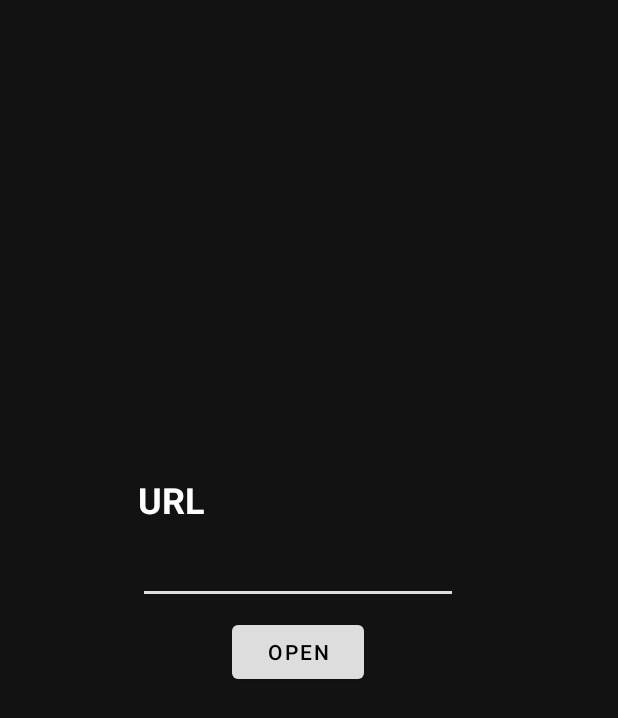
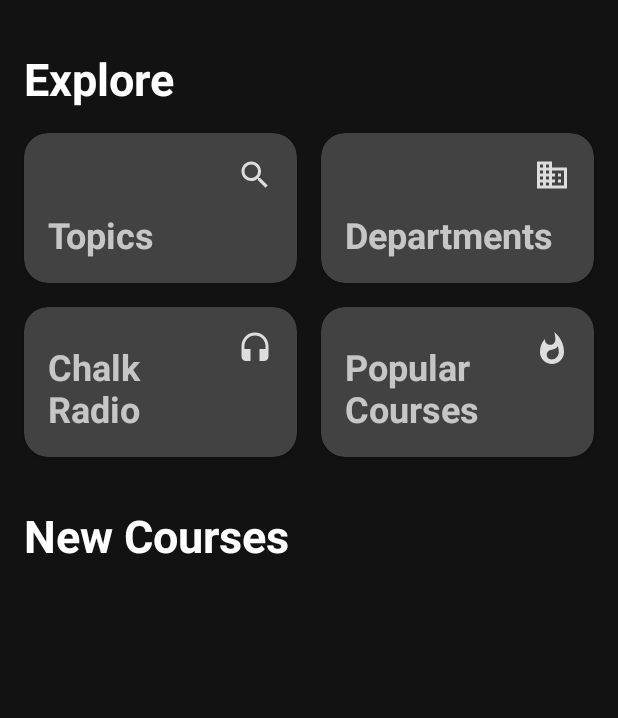
Before and after one commit to yashx/OCW, an Android app: the screen it shows after launch (MainActivity), on a phone screen of 412 x 824 dp. Shown: the top 718 px of the screen. Run offline under Robolectric (Android 15) with nearby library versions, the phone set to English and light mode, and no system bars.

Commit message:
Basic Home UI Added

```diff
--- a/app/src/main/java/com/github/yashx/mit_ocw/activity/MainActivity.java
+++ b/app/src/main/java/com/github/yashx/mit_ocw/activity/MainActivity.java
@@ -16,19 +16,19 @@ public class MainActivity extends AppCompatActivity {
     protected void onCreate(Bundle savedInstanceState) {
         super.onCreate(savedInstanceState);
         final Context c = getApplicationContext();
-        setContentView(R.layout.activity_main);
-        findViewById(R.id.urlButton).setOnClickListener(
-                new View.OnClickListener() {
-                    @Override
-                    public void onClick(View v) {
-                        String s = ((EditText) findViewById(R.id.urlText)).getText().toString();
-                        Intent i;
-//                            i = new Intent(c, CourseActivity.class);
-                            i = new Intent(c, DepartmentActivity.class);
-                        i.putExtra(c.getResources().getString(R.string.urlExtra), s);
-                        startActivity(i);
-                    }
-                }
-        );
+        setContentView(R.layout.activity_home);
+//        findViewById(R.id.urlButton).setOnClickListener(
+//                new View.OnClickListener() {
+//                    @Override
+//                    public void onClick(View v) {
+//                        String s = ((EditText) findViewById(R.id.urlText)).getText().toString();
+//                        Intent i;
+////                            i = new Intent(c, CourseActivity.class);
+//                            i = new Intent(c, DepartmentActivity.class);
+//                        i.putExtra(c.getResources().getString(R.string.urlExtra), s);
+//                        startActivity(i);
+//                    }
+//                }
+//        );
     }
 }
--- /dev/null
+++ b/app/src/main/res/drawable/ic_business_black_24dp.xml
@@ -0,0 +1,5 @@
+<vector android:height="24dp" android:tint="#DDDDDD"
+    android:viewportHeight="24.0" android:viewportWidth="24.0"
+    android:width="24dp" xmlns:android="http://schemas.android.com/apk/res/android">
+    <path android:fillColor="#FF000000" android:pathData="M12,7L12,3L2,3v18h20L22,7L12,7zM6,19L4,19v-2h2v2zM6,15L4,15v-2h2v2zM6,11L4,11L4,9h2v2zM6,7L4,7L4,5h2v2zM10,19L8,19v-2h2v2zM10,15L8,15v-2h2v2zM10,11L8,11L8,9h2v2zM10,7L8,7L8,5h2v2zM20,19h-8v-2h2v-2h-2v-2h2v-2h-2L12,9h8v10zM18,11h-2v2h2v-2zM18,15h-2v2h2v-2z"/>
+</vector>
--- /dev/null
+++ b/app/src/main/res/drawable/ic_headset_black_24dp.xml
@@ -0,0 +1,5 @@
+<vector android:height="24dp" android:tint="#DDDDDD"
+    android:viewportHeight="24.0" android:viewportWidth="24.0"
+    android:width="24dp" xmlns:android="http://schemas.android.com/apk/res/android">
+    <path android:fillColor="#FF000000" android:pathData="M12,1c-4.97,0 -9,4.03 -9,9v7c0,1.66 1.34,3 3,3h3v-8H5v-2c0,-3.87 3.13,-7 7,-7s7,3.13 7,7v2h-4v8h3c1.66,0 3,-1.34 3,-3v-7c0,-4.97 -4.03,-9 -9,-9z"/>
+</vector>
--- /dev/null
+++ b/app/src/main/res/drawable/ic_search_black_24dp.xml
@@ -0,0 +1,5 @@
+<vector android:height="24dp" android:tint="#DDDDDD"
+    android:viewportHeight="24.0" android:viewportWidth="24.0"
+    android:width="24dp" xmlns:android="http://schemas.android.com/apk/res/android">
+    <path android:fillColor="#FF000000" android:pathData="M15.5,14h-0.79l-0.28,-0.27C15.41,12.59 16,11.11 16,9.5 16,5.91 13.09,3 9.5,3S3,5.91 3,9.5 5.91,16 9.5,16c1.61,0 3.09,-0.59 4.23,-1.57l0.27,0.28v0.79l5,4.99L20.49,19l-4.99,-5zM9.5,14C7.01,14 5,11.99 5,9.5S7.01,5 9.5,5 14,7.01 14,9.5 11.99,14 9.5,14z"/>
+</vector>
--- /dev/null
+++ b/app/src/main/res/drawable/ic_whatshot_black_24dp.xml
@@ -0,0 +1,5 @@
+<vector android:height="24dp" android:tint="#DDDDDD"
+    android:viewportHeight="24.0" android:viewportWidth="24.0"
+    android:width="24dp" xmlns:android="http://schemas.android.com/apk/res/android">
+    <path android:fillColor="#FF000000" android:pathData="M13.5,0.67s0.74,2.65 0.74,4.8c0,2.06 -1.35,3.73 -3.41,3.73 -2.07,0 -3.63,-1.67 -3.63,-3.73l0.03,-0.36C5.21,7.51 4,10.62 4,14c0,4.42 3.58,8 8,8s8,-3.58 8,-8C20,8.61 17.41,3.8 13.5,0.67zM11.71,19c-1.78,0 -3.22,-1.4 -3.22,-3.14 0,-1.62 1.05,-2.76 2.81,-3.12 1.77,-0.36 3.6,-1.21 4.62,-2.58 0.39,1.29 0.59,2.65 0.59,4.04 0,2.65 -2.15,4.8 -4.8,4.8z"/>
+</vector>
--- /dev/null
+++ b/app/src/main/res/layout/activity_home.xml
@@ -0,0 +1,246 @@
+<?xml version="1.0" encoding="utf-8"?>
+<androidx.constraintlayout.widget.ConstraintLayout xmlns:android="http://schemas.android.com/apk/res/android"
+    xmlns:app="http://schemas.android.com/apk/res-auto"
+    xmlns:tools="http://schemas.android.com/tools"
+    android:layout_width="match_parent"
+    android:layout_height="match_parent">
+
+    <TextView
+        android:id="@+id/textView3"
+        android:layout_width="0dp"
+        android:layout_height="wrap_content"
+        android:layout_marginStart="16dp"
+        android:layout_marginTop="32dp"
+        android:layout_marginEnd="16dp"
+        android:text="New Courses"
+        android:textColor="@android:color/primary_text_dark"
+        android:textSize="30sp"
+        android:textStyle="bold"
+        app:layout_constraintEnd_toEndOf="parent"
+        app:layout_constraintHorizontal_bias="0.0"
+        app:layout_constraintStart_toStartOf="parent"
+        app:layout_constraintTop_toBottomOf="@+id/cardView4" />
+
+    <TextView
+        android:id="@+id/textView"
+        android:layout_width="0dp"
+        android:layout_height="wrap_content"
+        android:layout_marginStart="16dp"
+        android:layout_marginTop="32dp"
+        android:layout_marginEnd="16dp"
+        android:text="Explore"
+        android:textColor="@android:color/primary_text_dark"
+        android:textSize="30sp"
+        android:textStyle="bold"
+        app:layout_constraintEnd_toEndOf="parent"
+        app:layout_constraintStart_toStartOf="parent"
+        app:layout_constraintTop_toTopOf="parent" />
+
+    <androidx.constraintlayout.widget.Guideline
+        android:id="@+id/guideline2"
+        android:layout_width="wrap_content"
+        android:layout_height="wrap_content"
+        android:orientation="vertical"
+        app:layout_constraintGuide_percent="0.5" />
+
+    <androidx.cardview.widget.CardView
+        android:id="@+id/cardView2"
+        android:layout_width="0dp"
+        android:layout_height="wrap_content"
+        android:layout_marginStart="16dp"
+        android:layout_marginTop="16dp"
+        android:layout_marginEnd="8dp"
+        app:cardCornerRadius="16dp"
+        app:layout_constraintEnd_toStartOf="@+id/guideline2"
+        app:layout_constraintStart_toStartOf="parent"
+        app:layout_constraintTop_toBottomOf="@+id/textView">
+
+        <androidx.constraintlayout.widget.ConstraintLayout
+            android:id="@+id/relativeLayout"
+            android:layout_width="match_parent"
+            android:layout_height="100dp">
+
+            <TextView
+                android:id="@+id/textView5"
+                android:layout_width="0dp"
+                android:layout_height="wrap_content"
+                android:layout_marginStart="16dp"
+                android:layout_marginEnd="8dp"
+                android:layout_marginBottom="16dp"
+                android:gravity="center|start"
+                android:text="Topics"
+                android:textSize="24sp"
+                android:textStyle="bold"
+                app:layout_constraintBottom_toBottomOf="parent"
+                app:layout_constraintEnd_toStartOf="@+id/imageView"
+                app:layout_constraintStart_toStartOf="parent"
+                app:layout_constraintTop_toTopOf="parent"
+                app:layout_constraintVertical_bias="1.0" />
+
+            <ImageView
+                android:id="@+id/imageView"
+                android:layout_width="wrap_content"
+                android:layout_height="wrap_content"
+                android:layout_marginTop="16dp"
+                android:layout_marginEnd="16dp"
+                app:layout_constraintEnd_toEndOf="parent"
+                app:layout_constraintTop_toTopOf="parent"
+                app:srcCompat="@drawable/ic_search_black_24dp" />
+        </androidx.constraintlayout.widget.ConstraintLayout>
+    </androidx.cardview.widget.CardView>
+
+    <androidx.cardview.widget.CardView
+        android:layout_width="0dp"
+        android:layout_height="0dp"
+        android:layout_marginStart="8dp"
+        android:layout_marginEnd="16dp"
+        app:cardCornerRadius="16dp"
+        app:layout_constraintBottom_toBottomOf="@+id/cardView2"
+        app:layout_constraintEnd_toEndOf="parent"
+        app:layout_constraintStart_toStartOf="@+id/guideline2"
+        app:layout_constraintTop_toTopOf="@+id/cardView2">
+
+        <androidx.constraintlayout.widget.ConstraintLayout
+            android:id="@+id/relativeLayout2"
+            android:layout_width="match_parent"
+            android:layout_height="match_parent">
+
+            <ImageView
+                android:id="@+id/imageView2"
+                android:layout_width="wrap_content"
+                android:layout_height="wrap_content"
+                android:layout_marginTop="16dp"
+                android:layout_marginEnd="16dp"
+                app:layout_constraintEnd_toEndOf="parent"
+                app:layout_constraintTop_toTopOf="parent"
+                app:srcCompat="@drawable/ic_business_black_24dp" />
+
+            <TextView
+                android:id="@+id/textView4"
+                android:layout_width="0dp"
+                android:layout_height="wrap_content"
+                android:layout_marginStart="16dp"
+                android:layout_marginTop="8dp"
+                android:layout_marginEnd="16dp"
+                android:layout_marginBottom="16dp"
+                android:gravity="center|start"
+                android:maxLines="1"
+                android:text="Departments"
+                android:textSize="24sp"
+                android:textStyle="bold"
+                app:autoSizeTextType="uniform"
+                app:layout_constraintBottom_toBottomOf="parent"
+                app:layout_constraintEnd_toEndOf="parent"
+                app:layout_constraintStart_toStartOf="parent"
+                app:layout_constraintTop_toBottomOf="@+id/imageView2"
+                app:layout_constraintVertical_bias="1.0" />
+        </androidx.constraintlayout.widget.ConstraintLayout>
+    </androidx.cardview.widget.CardView>
+
+    <androidx.cardview.widget.CardView
+        android:id="@+id/cardView4"
+        android:layout_width="0dp"
+        android:layout_height="wrap_content"
+        android:layout_marginStart="16dp"
+        android:layout_marginTop="16dp"
+        android:layout_marginEnd="8dp"
+        app:cardCornerRadius="16dp"
+        app:layout_constraintEnd_toStartOf="@+id/guideline2"
+        app:layout_constraintStart_toStartOf="parent"
+        app:layout_constraintTop_toBottomOf="@+id/cardView2">
+
+        <androidx.constraintlayout.widget.ConstraintLayout
+            android:id="@+id/relativeLayout3"
+            android:layout_width="match_parent"
+            android:layout_height="100dp">
+
+            <TextView
+                android:id="@+id/textView7"
+                android:layout_width="0dp"
+                android:layout_height="wrap_content"
+                android:layout_marginStart="16dp"
+                android:layout_marginEnd="8dp"
+                android:layout_marginBottom="16dp"
+                android:gravity="center|start"
+                android:text="Chalk Radio"
+                android:textSize="24sp"
+                android:textStyle="bold"
+                app:layout_constraintBottom_toBottomOf="parent"
+                app:layout_constraintEnd_toStartOf="@+id/imageView7"
+                app:layout_constraintStart_toStartOf="parent"
+                app:layout_constraintTop_toTopOf="parent"
+                app:layout_constraintVertical_bias="1.0" />
+
+            <ImageView
+                android:id="@+id/imageView7"
+                android:layout_width="wrap_content"
+                android:layout_height="wrap_content"
+                android:layout_marginTop="16dp"
+                android:layout_marginEnd="16dp"
+                app:layout_constraintEnd_toEndOf="parent"
+                app:layout_constraintTop_toTopOf="parent"
+                app:srcCompat="@drawable/ic_headset_black_24dp" />
+        </androidx.constraintlayout.widget.ConstraintLayout>
+    </androidx.cardview.widget.CardView>
+
+    <androidx.cardview.widget.CardView
+        android:layout_width="0dp"
+        android:layout_height="0dp"
+        android:layout_marginStart="8dp"
+        android:layout_marginEnd="16dp"
+        app:cardCornerRadius="16dp"
+        app:layout_constraintBottom_toBottomOf="@+id/cardView4"
+        app:layout_constraintEnd_toEndOf="parent"
+        app:layout_constraintStart_toStartOf="@+id/guideline2"
+        app:layout_constraintTop_toTopOf="@+id/cardView4">
+
+        <androidx.constraintlayout.widget.ConstraintLayout
+            android:id="@+id/relativeLayout5"
+            android:layout_width="match_parent"
+            android:layout_height="match_parent">
+
+            <ImageView
+                android:id="@+id/imageView5"
+                android:layout_width="wrap_content"
+                android:layout_height="wrap_content"
+                android:layout_marginTop="16dp"
+                android:layout_marginEnd="16dp"
+                app:layout_constraintEnd_toEndOf="parent"
+                app:layout_constraintTop_toTopOf="parent"
+                app:srcCompat="@drawable/ic_whatshot_black_24dp" />
+
+            <TextView
+                android:id="@+id/textView50"
+                android:layout_width="0dp"
+                android:layout_height="wrap_content"
+                android:layout_marginStart="16dp"
+                android:layout_marginEnd="8dp"
+                android:layout_marginBottom="16dp"
+                android:gravity="center|start"
+                android:text="Popular Courses"
+                android:textSize="24sp"
+                android:textStyle="bold"
+                app:autoSizeTextType="uniform"
+                app:layout_constraintBottom_toBottomOf="parent"
+                app:layout_constraintEnd_toStartOf="@+id/imageView5"
+                app:layout_constraintStart_toStartOf="parent"
+                app:layout_constraintTop_toTopOf="parent"
+                app:layout_constraintVertical_bias="1.0" />
+        </androidx.constraintlayout.widget.ConstraintLayout>
+    </androidx.cardview.widget.CardView>
+
+    <androidx.recyclerview.widget.RecyclerView
+        android:layout_width="0dp"
+        android:layout_height="0dp"
+        android:layout_marginStart="16dp"
+        android:layout_marginTop="16dp"
+        android:layout_marginEnd="16dp"
+        android:layout_marginBottom="16dp"
+        app:layout_constraintBottom_toBottomOf="parent"
+        app:layout_constraintEnd_toEndOf="parent"
+        app:layout_constraintStart_toStartOf="parent"
+        app:layout_constraintTop_toBottomOf="@+id/textView3"
+        tools:itemCount="5"
+        tools:listitem="@layout/listitem_course" />
+
+</androidx.constraintlayout.widget.ConstraintLayout>
```
